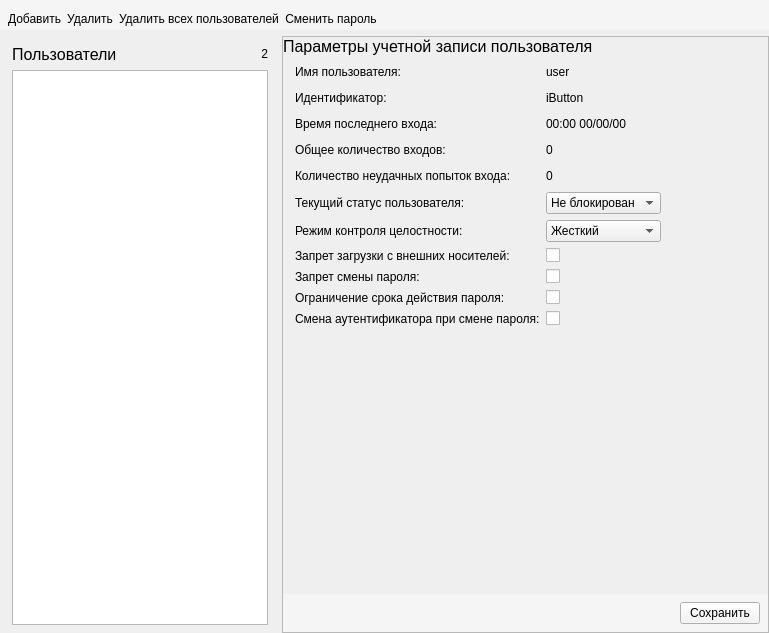
m6v/sobol, file panels/UserListPanel.ui: the form before one commit.
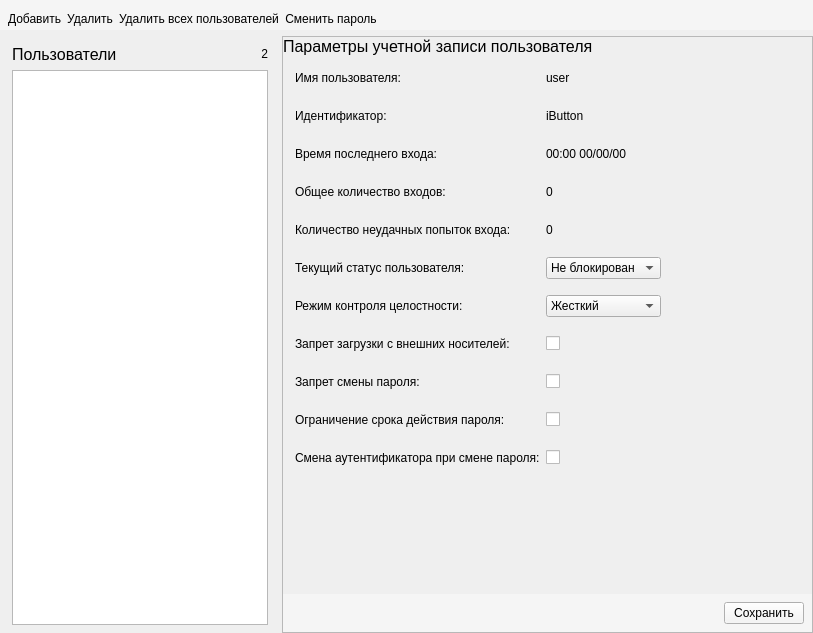
The form after the commit. Icons and pictures are not drawn. Custom widgets are drawn as their Qt base class.

Commit message: Set uniform rows height

Patch:
```diff
--- a/panels/UserListPanel.ui
+++ b/panels/UserListPanel.ui
@@ -6,7 +6,7 @@
    <rect>
     <x>0</x>
     <y>0</y>
-    <width>769</width>
+    <width>813</width>
     <height>633</height>
    </rect>
   </property>
@@ -236,6 +236,12 @@
               </property>
               <item row="0" column="0">
                <widget class="QLabel" name="user_name_label">
+                <property name="minimumSize">
+                 <size>
+                  <width>0</width>
+                  <height>32</height>
+                 </size>
+                </property>
                 <property name="text">
                  <string>Имя пользователя:</string>
                 </property>
@@ -256,6 +262,12 @@
               </item>
               <item row="1" column="0">
                <widget class="QLabel" name="user_id_label">
+                <property name="minimumSize">
+                 <size>
+                  <width>0</width>
+                  <height>32</height>
+                 </size>
+                </property>
                 <property name="text">
                  <string>Идентификатор:</string>
                 </property>
@@ -276,6 +288,12 @@
               </item>
               <item row="2" column="0">
                <widget class="QLabel" name="last_login_datetime_label">
+                <property name="minimumSize">
+                 <size>
+                  <width>0</width>
+                  <height>32</height>
+                 </size>
+                </property>
                 <property name="text">
                  <string>Время последнего входа:</string>
                 </property>
@@ -296,6 +314,12 @@
               </item>
               <item row="3" column="0">
                <widget class="QLabel" name="total_logins_label">
+                <property name="minimumSize">
+                 <size>
+                  <width>0</width>
+                  <height>32</height>
+                 </size>
+                </property>
                 <property name="text">
                  <string>Общее количество входов:</string>
                 </property>
@@ -316,6 +340,12 @@
               </item>
               <item row="4" column="0">
                <widget class="QLabel" name="failed_logins_label">
+                <property name="minimumSize">
+                 <size>
+                  <width>0</width>
+                  <height>32</height>
+                 </size>
+                </property>
                 <property name="text">
                  <string>Количество неудачных попыток входа:</string>
                 </property>
@@ -336,6 +366,12 @@
               </item>
               <item row="5" column="0">
                <widget class="QLabel" name="user_status_label">
+                <property name="minimumSize">
+                 <size>
+                  <width>0</width>
+                  <height>32</height>
+                 </size>
+                </property>
                 <property name="text">
                  <string>Текущий статус пользователя:</string>
                 </property>
@@ -363,6 +399,12 @@
               </item>
               <item row="6" column="0">
                <widget class="QLabel" name="integrity_ctl_mode_label">
+                <property name="minimumSize">
+                 <size>
+                  <width>0</width>
+                  <height>32</height>
+                 </size>
+                </property>
                 <property name="text">
                  <string>Режим контроля целостности:</string>
                 </property>
@@ -384,6 +426,12 @@
               </item>
               <item row="7" column="0">
                <widget class="QLabel" name="ext_media_prohib_label">
+                <property name="minimumSize">
+                 <size>
+                  <width>0</width>
+                  <height>32</height>
+                 </size>
+                </property>
                 <property name="text">
                  <string>Запрет загрузки с внешних носителей:</string>
                 </property>
@@ -391,6 +439,12 @@
               </item>
               <item row="8" column="0">
                <widget class="QLabel" name="ch_passwd_prohib_label">
+                <property name="minimumSize">
+                 <size>
+                  <width>0</width>
+                  <height>32</height>
+                 </size>
+                </property>
                 <property name="text">
                  <string>Запрет смены пароля:</string>
                 </property>
@@ -398,6 +452,12 @@
               </item>
               <item row="9" column="0">
                <widget class="QLabel" name="passwd_age_limit_label">
+                <property name="minimumSize">
+                 <size>
+                  <width>0</width>
+                  <height>32</height>
+                 </size>
+                </property>
                 <property name="text">
                  <string>Ограничение срока действия пароля:</string>
                 </property>
@@ -405,6 +465,12 @@
               </item>
               <item row="10" column="0">
                <widget class="QLabel" name="user_id_change_label">
+                <property name="minimumSize">
+                 <size>
+                  <width>0</width>
+                  <height>32</height>
+                 </size>
+                </property>
                 <property name="text">
                  <string>Смена аутентификатора при смене пароля:</string>
                 </property>
```
The commit also changes 8 other files.
